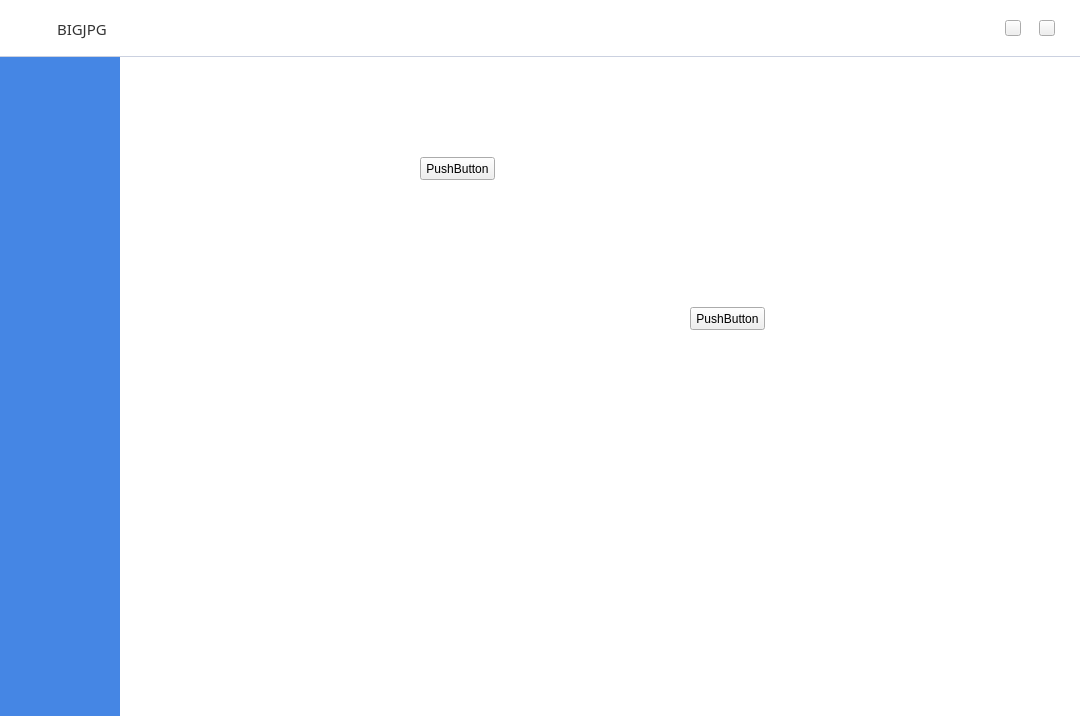
Old version of the form widget.ui in the repository leihiudung/EnlargePicture.
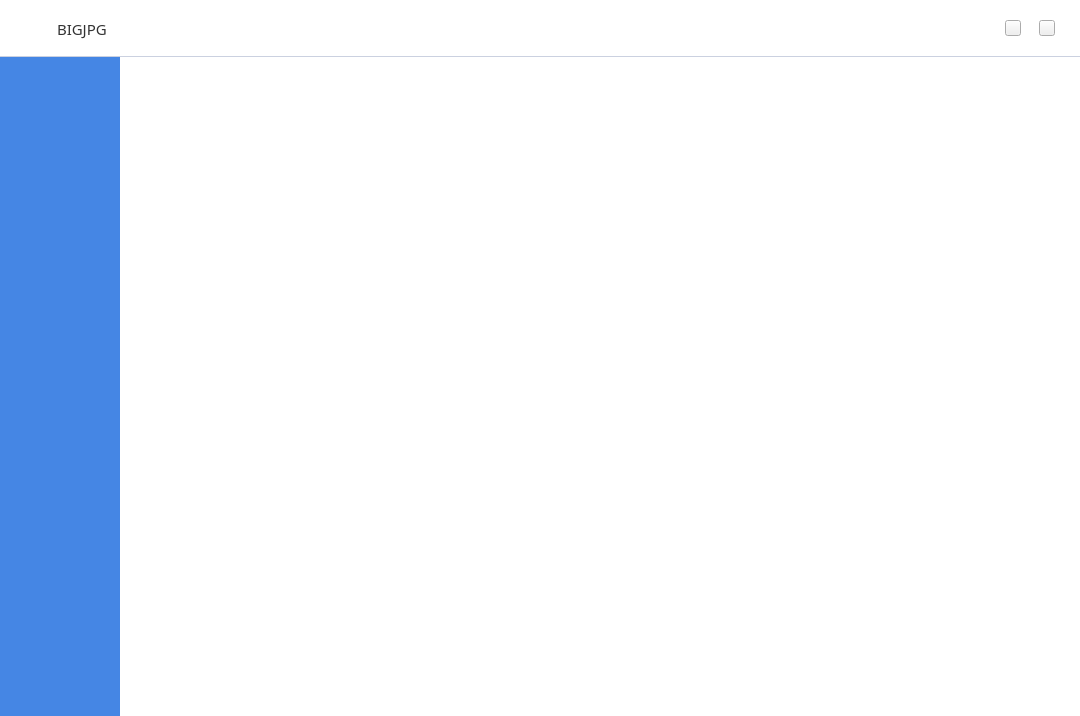
New version of the form. The open tabs and pages were chosen to show the change. Custom widgets are drawn as their Qt base class.

```diff
--- a/widget.ui
+++ b/widget.ui
@@ -376,49 +376,6 @@
            <property name="currentIndex">
             <number>0</number>
            </property>
-           <widget class="EnlargeWidget" name="page">
-            <widget class="QPushButton" name="pushButton">
-             <property name="geometry">
-              <rect>
-               <x>340</x>
-               <y>100</y>
-               <width>75</width>
-               <height>23</height>
-              </rect>
-             </property>
-             <property name="text">
-              <string>PushButton</string>
-             </property>
-            </widget>
-           </widget>
-           <widget class="QWidget" name="page_2">
-            <widget class="QPushButton" name="pushButton_2">
-             <property name="geometry">
-              <rect>
-               <x>300</x>
-               <y>100</y>
-               <width>75</width>
-               <height>23</height>
-              </rect>
-             </property>
-             <property name="text">
-              <string>PushButton</string>
-             </property>
-            </widget>
-            <widget class="QPushButton" name="pushButton_3">
-             <property name="geometry">
-              <rect>
-               <x>570</x>
-               <y>250</y>
-               <width>75</width>
-               <height>23</height>
-              </rect>
-             </property>
-             <property name="text">
-              <string>PushButton</string>
-             </property>
-            </widget>
-           </widget>
           </widget>
          </item>
         </layout>
@@ -429,16 +386,6 @@
    </item>
   </layout>
  </widget>
- <customwidgets>
-  <customwidget>
-   <class>EnlargeWidget</class>
-   <extends>QWidget</extends>
-   <header>enlargewidget.h</header>
-   <container>1</container>
-  </customwidget>
- </customwidgets>
- <resources>
-  <include location="main.qrc"/>
- </resources>
+ <resources/>
  <connections/>
 </ui>
```
Left out of the diff: 2 changed lines with no effect on the pictures.
